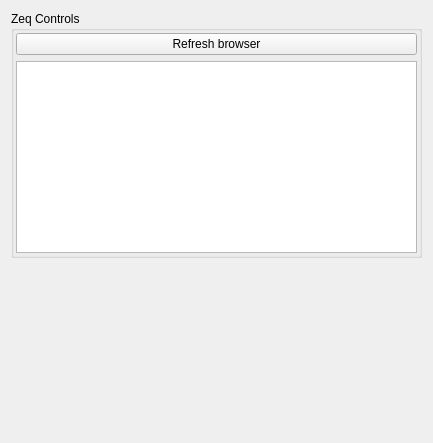
Before: the Qt Designer form pqZeqManagerPanel.ui in HBPVIS/pv-zeq, drawn with Qt 5.
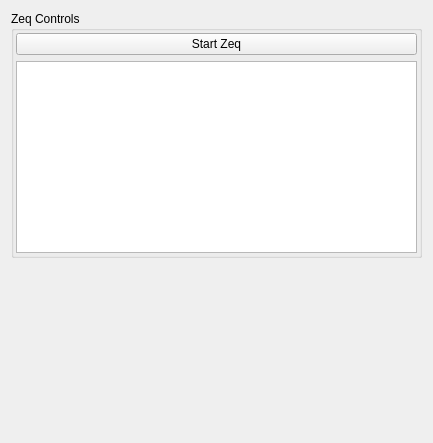
After: the same form once the commit is applied.

The edit to the form file:
```diff
--- a/pqZeqManagerPanel.ui
+++ b/pqZeqManagerPanel.ui
@@ -32,7 +32,7 @@
       <item>
        <widget class="QPushButton" name="refresh">
         <property name="text">
-         <string>Refresh browser</string>
+         <string>Start Zeq</string>
         </property>
        </widget>
       </item>
```
Left out of the diff: 15 changed lines with no effect on the pictures.
